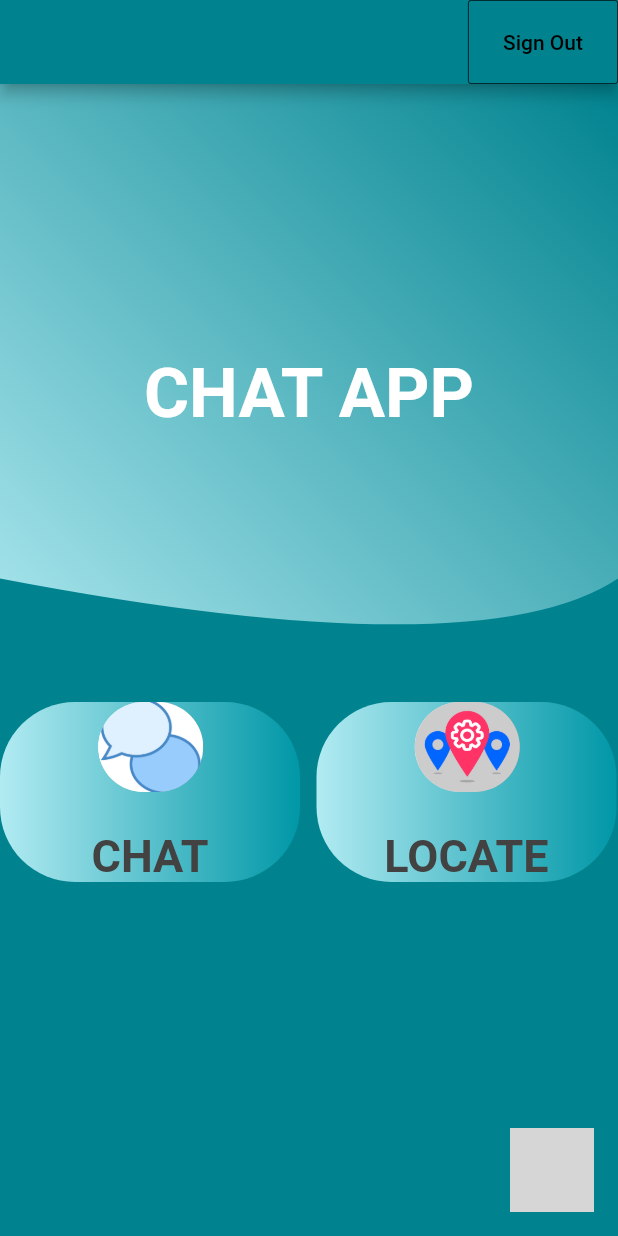
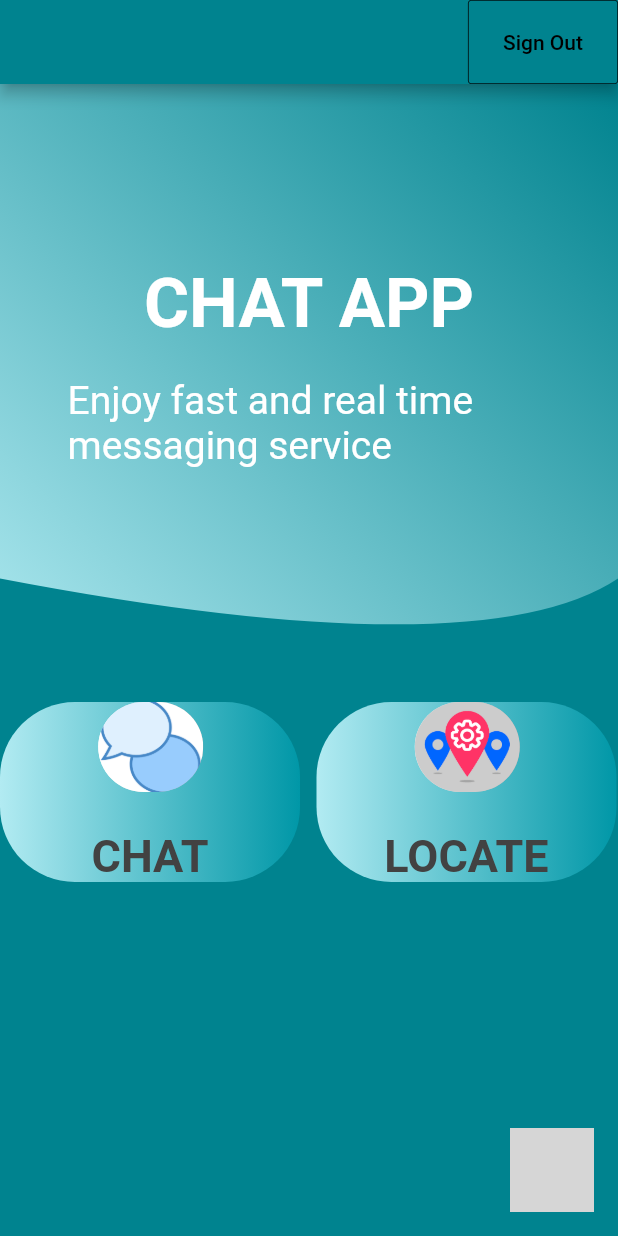
Before and after one commit to Dia96/chat_app, a Flutter app: the MainScreen screen opened directly, on a phone screen of 412 x 824 dp. Run offline on Flutter 3.47's test engine with Material 2 defaults, Android fonts, the phone set to English and light mode, and no system bars; our stand-ins replace animated_text_kit, cloud_firestore, firebase_auth, firebase_core, firebase_storage, flutter_slidable and 8 more; missing offline and left inert: circular_menu, dash_chat, flutter_boom_menu, location_permissions, search_map_place; accounts and stored records are empty; grey boxes are pictures that could not be loaded.

Commit message:
added subtitle mainscreen

```diff
--- a/lib/screens/mainscreen.dart
+++ b/lib/screens/mainscreen.dart
@@ -93,7 +93,7 @@ class _MainScreenState extends State<MainScreen>
         Stack(alignment: Alignment.center, children: [
           AnimatedBuilder(animation: _controller, builder: (BuildContext context, Widget child) {
             return ClipPath(clipper: DrawClip(_controller.value), child:
-             Container(height: size.height * 0.5, decoration: BoxDecoration(gradient: LinearGradient(
+             Container(height: size.height * 0.5 , decoration: BoxDecoration(gradient: LinearGradient(
                 begin: Alignment.bottomLeft, end: Alignment.topRight, colors: [SecondaryColor, Colors.cyan[800]
              ]
             ),
@@ -103,10 +103,18 @@ class _MainScreenState extends State<MainScreen>
                 },
               ),
 
+          Container(
+            padding: EdgeInsets.only(bottom: 120),
+            child: Text('CHAT APP', style: TextStyle(color: TertiaryColor, fontSize: 46, fontWeight: FontWeight.bold),),
+          ),
+
 
           Container(
-            child: Text('CHAT APP', style: TextStyle(color: TertiaryColor, fontSize: 46, fontWeight: FontWeight.bold),),
+            padding: EdgeInsets.only(top: 40, left: 45),
+            child: Text('Enjoy fast and real time messaging service',
+              style: TextStyle(color: TertiaryColor, fontSize: 26, ),),
           ),
+
         ],
     ),
 
```
